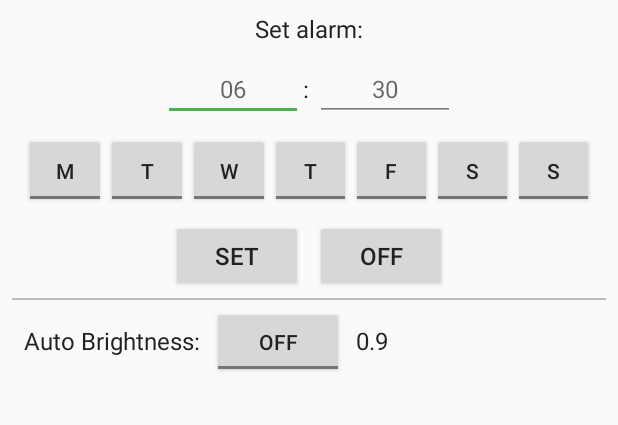
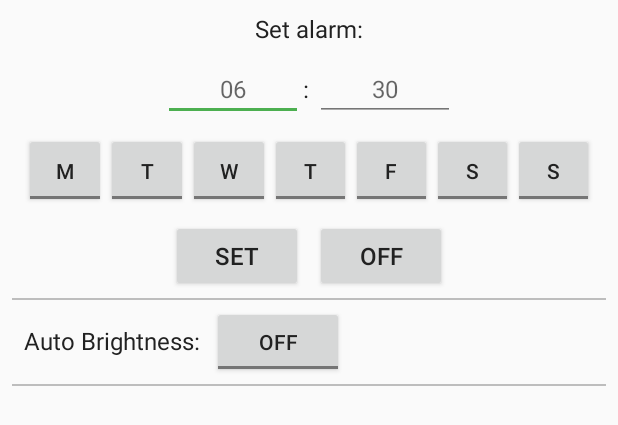
Before and after one commit to Valentin-Golyonko/RGBStripControl_Arduino, an Android app: the layout activity_settings.xml on its own in the app's theme, with its tools: preview values and no code run, on a phone screen of 412 x 824 dp. Shown: the top 425 px of the screen. Run offline under Robolectric (Android 15) with nearby library versions, the phone set to English and light mode, and no system bars.

Commit message:
data transmit & UI fix

```diff
--- a/app/src/main/res/layout/activity_settings.xml
+++ b/app/src/main/res/layout/activity_settings.xml
@@ -2,8 +2,8 @@
 <LinearLayout xmlns:android="http://schemas.android.com/apk/res/android"
     xmlns:tools="http://schemas.android.com/tools"
     style="@style/my"
-    android:layout_width="match_parent"
-    android:layout_height="match_parent"
+    android:layout_width="wrap_content"
+    android:layout_height="wrap_content"
     android:gravity="center_horizontal"
     android:orientation="vertical">
 
@@ -181,15 +181,19 @@
             android:layout_marginStart="8dp"
             android:textColor="@color/textColorPrimary" />
 
-        <TextView
+        <!--<TextView
             android:id="@+id/tv_auto_b"
             android:layout_width="wrap_content"
             android:layout_height="wrap_content"
             android:layout_marginStart="8dp"
-            android:text="0.9"
             android:textColor="@color/textColorPrimary"
-            android:textSize="16sp" />
+            android:textSize="16sp" />-->
 
     </LinearLayout>
 
+    <LinearLayout
+        android:layout_width="match_parent"
+        android:layout_height="1dp"
+        android:background="@color/colorDivider" />
+
 </LinearLayout>
```
Also changed, not shown: app/src/main/AndroidManifest.xml (+3 -5 lines), app/src/main/java/valentin8dev/by/RGBStripControlArduino/SettingsActivity.java (+9 -8 lines).
